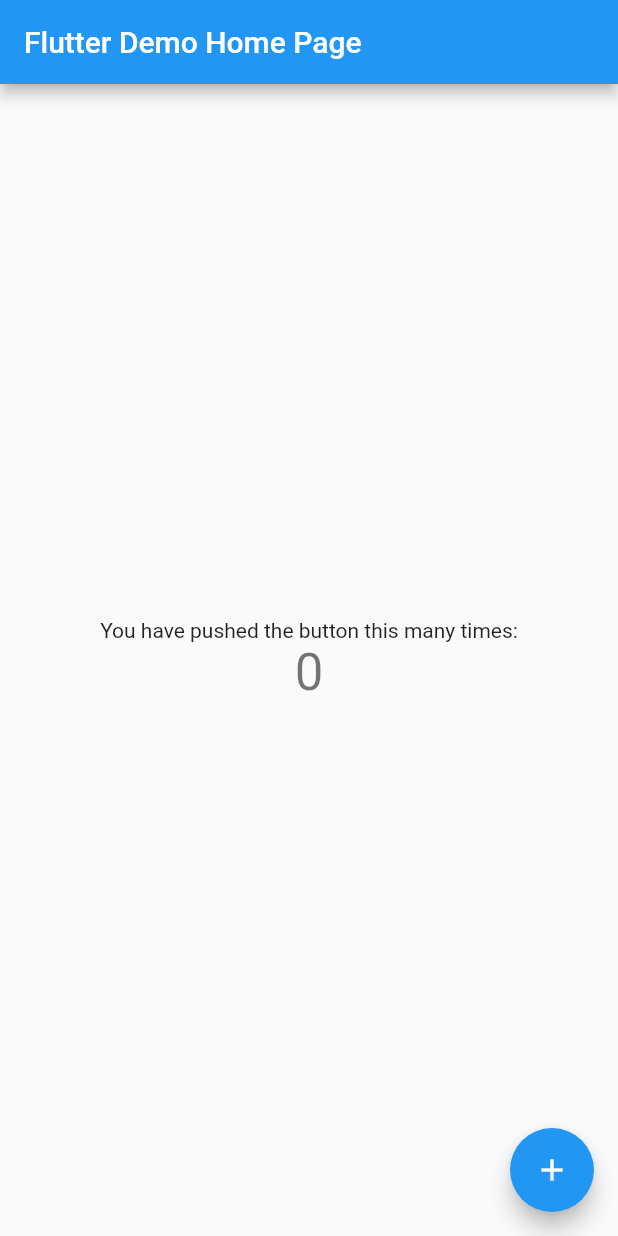
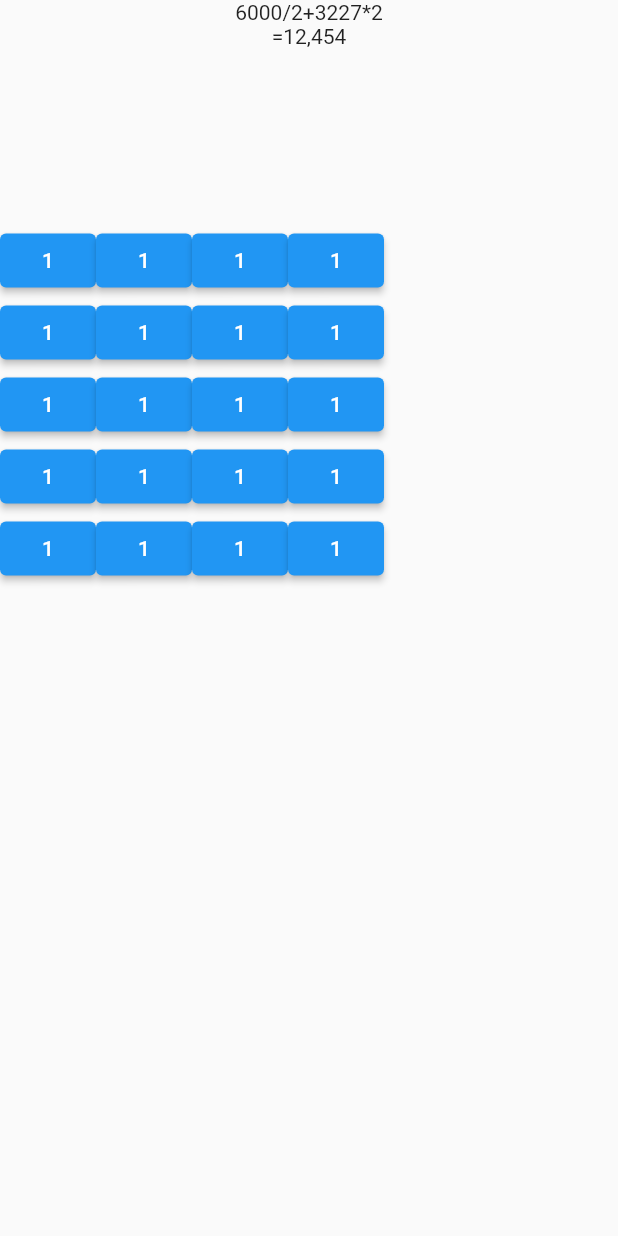
Before and after one commit to FarrukhTahir5/Calculator, a Flutter app: the screen it shows after launch, on a phone screen of 412 x 824 dp. Run offline on Flutter 3.47's test engine with Material 2 defaults, Android fonts, the phone set to English and light mode, and no system bars.

Commit message:
just ignore this one

```diff
--- /dev/null
+++ b/lib/Screens/MainScreen.dart
@@ -0,0 +1,38 @@
+import 'package:flutter/material.dart';
+
+class MainScreen extends StatefulWidget {
+  const MainScreen({Key? key}) : super(key: key);
+
+  @override
+  _MainScreenState createState() => _MainScreenState();
+}
+
+class _MainScreenState extends State<MainScreen> {
+  @override
+  Widget build(BuildContext context) {
+    return Scaffold(
+      body: SafeArea(
+        child: Column(
+            children: [
+      const Text("6000/2+3227*2"),
+      const Text("=12,454"),
+      SizedBox(height: MediaQuery
+          .of(context)
+          .size
+          .height / 7,),
+              Row(children: [ElevatedButton(onPressed: ()=>{}, child: const Text(
+                  "1"),),ElevatedButton(onPressed: ()=>{}, child: const Text("1")),ElevatedButton(onPressed: ()=>{}, child: const Text("1")),ElevatedButton(onPressed: ()=>{}, child: const Text("1"))],),
+              Row(children: [ElevatedButton(onPressed: ()=>{}, child: const Text(
+                  "1"),),ElevatedButton(onPressed: ()=>{}, child: const Text("1")),ElevatedButton(onPressed: ()=>{}, child: const Text("1")),ElevatedButton(onPressed: ()=>{}, child: const Text("1"))],),
+              Row(children: [ElevatedButton(onPressed: ()=>{}, child: const Text(
+                  "1"),),ElevatedButton(onPressed: ()=>{}, child: const Text("1")),ElevatedButton(onPressed: ()=>{}, child: const Text("1")),ElevatedButton(onPressed: ()=>{}, child: const Text("1"))],),
+              Row(children: [ElevatedButton(onPressed: ()=>{}, child: const Text(
+                  "1"),),ElevatedButton(onPressed: ()=>{}, child: const Text("1")),ElevatedButton(onPressed: ()=>{}, child: const Text("1")),ElevatedButton(onPressed: ()=>{}, child: const Text("1"))],),
+              Row(children: [ElevatedButton(onPressed: ()=>{}, child: const Text(
+                  "1"),),ElevatedButton(onPressed: ()=>{}, child: const Text("1")),ElevatedButton(onPressed: ()=>{}, child: const Text("1")),ElevatedButton(onPressed: ()=>{}, child: const Text("1"))],),
+            ],
+    ),
+    ),
+    );
+  }
+}
--- a/lib/main.dart
+++ b/lib/main.dart
@@ -1,115 +1,16 @@
+import 'package:calculator/Screens/MainScreen.dart';
 import 'package:flutter/material.dart';
 
-void main() {
+void main(){
   runApp(const MyApp());
 }
-
 class MyApp extends StatelessWidget {
   const MyApp({Key? key}) : super(key: key);
 
-  // This widget is the root of your application.
   @override
   Widget build(BuildContext context) {
-    return MaterialApp(
-      title: 'Flutter Demo',
-      theme: ThemeData(
-        // This is the theme of your application.
-        //
-        // Try running your application with "flutter run". You'll see the
-        // application has a blue toolbar. Then, without quitting the app, try
-        // changing the primarySwatch below to Colors.green and then invoke
-        // "hot reload" (press "r" in the console where you ran "flutter run",
-        // or simply save your changes to "hot reload" in a Flutter IDE).
-        // Notice that the counter didn't reset back to zero; the application
-        // is not restarted.
-        primarySwatch: Colors.blue,
-      ),
-      home: const MyHomePage(title: 'Flutter Demo Home Page'),
+    return const MaterialApp(
+      home: MainScreen(),
     );
   }
 }
-
-class MyHomePage extends StatefulWidget {
-  const MyHomePage({Key? key, required this.title}) : super(key: key);
-
-  // This widget is the home page of your application. It is stateful, meaning
-  // that it has a State object (defined below) that contains fields that affect
-  // how it looks.
-
-  // This class is the configuration for the state. It holds the values (in this
-  // case the title) provided by the parent (in this case the App widget) and
-  // used by the build method of the State. Fields in a Widget subclass are
-  // always marked "final".
-
-  final String title;
-
-  @override
-  State<MyHomePage> createState() => _MyHomePageState();
-}
-
-class _MyHomePageState extends State<MyHomePage> {
-  int _counter = 0;
-
-  void _incrementCounter() {
-    setState(() {
-      // This call to setState tells the Flutter framework that something has
-      // changed in this State, which causes it to rerun the build method below
-      // so that the display can reflect the updated values. If we changed
-      // _counter without calling setState(), then the build method would not be
-      // called again, and so nothing would appear to happen.
-      _counter++;
-    });
-  }
-
-  @override
-  Widget build(BuildContext context) {
-    // This method is rerun every time setState is called, for instance as done
-    // by the _incrementCounter method above.
-    //
-    // The Flutter framework has been optimized to make rerunning build methods
-    // fast, so that you can just rebuild anything that needs updating rather
-    // than having to individually change instances of widgets.
-    return Scaffold(
-      appBar: AppBar(
-        // Here we take the value from the MyHomePage object that was created by
-        // the App.build method, and use it to set our appbar title.
-        title: Text(widget.title),
-      ),
-      body: Center(
-        // Center is a layout widget. It takes a single child and positions it
-        // in the middle of the parent.
-        child: Column(
-          // Column is also a layout widget. It takes a list of children and
-          // arranges them vertically. By default, it sizes itself to fit its
-          // children horizontally, and tries to be as tall as its parent.
-          //
-          // Invoke "debug painting" (press "p" in the console, choose the
-          // "Toggle Debug Paint" action from the Flutter Inspector in Android
-          // Studio, or the "Toggle Debug Paint" command in Visual Studio Code)
-          // to see the wireframe for each widget.
-          //
-          // Column has various properties to control how it sizes itself and
-          // how it positions its children. Here we use mainAxisAlignment to
-          // center the children vertically; the main axis here is the vertical
-          // axis because Columns are vertical (the cross axis would be
-          // horizontal).
-          mainAxisAlignment: MainAxisAlignment.center,
-          children: <Widget>[
-            const Text(
-              'You have pushed the button this many times:',
-            ),
-            Text(
-              '$_counter',
-              style: Theme.of(context).textTheme.headline4,
-            ),
-          ],
-        ),
-      ),
-      floatingActionButton: FloatingActionButton(
-        onPressed: _incrementCounter,
-        tooltip: 'Increment',
-        child: const Icon(Icons.add),
-      ), // This trailing comma makes auto-formatting nicer for build methods.
-    );
-  }
-}
```
